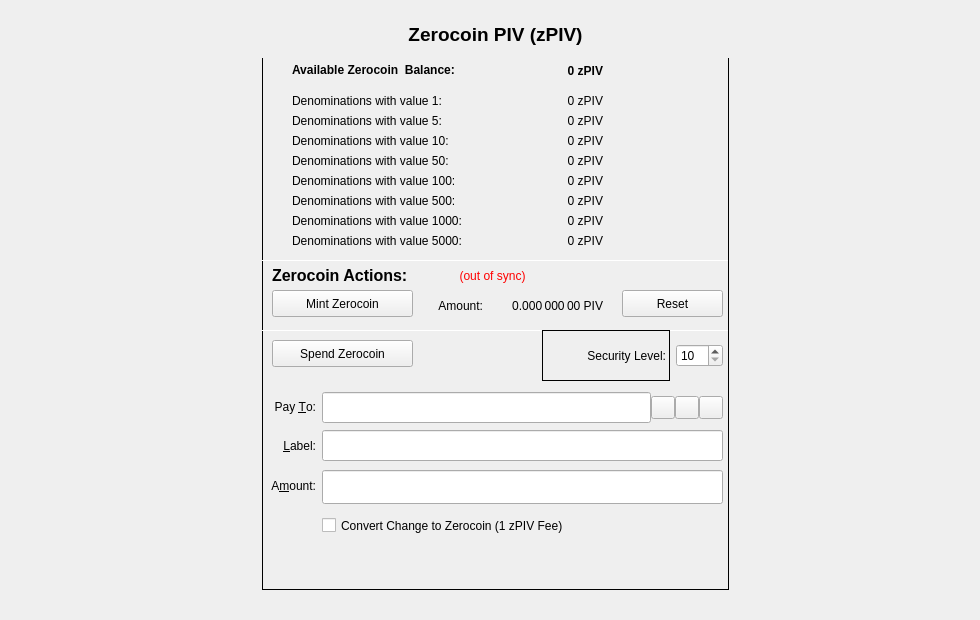
Qt form src/qt/forms/privacydialog.ui (eons-finance/ALQO) before a commit.
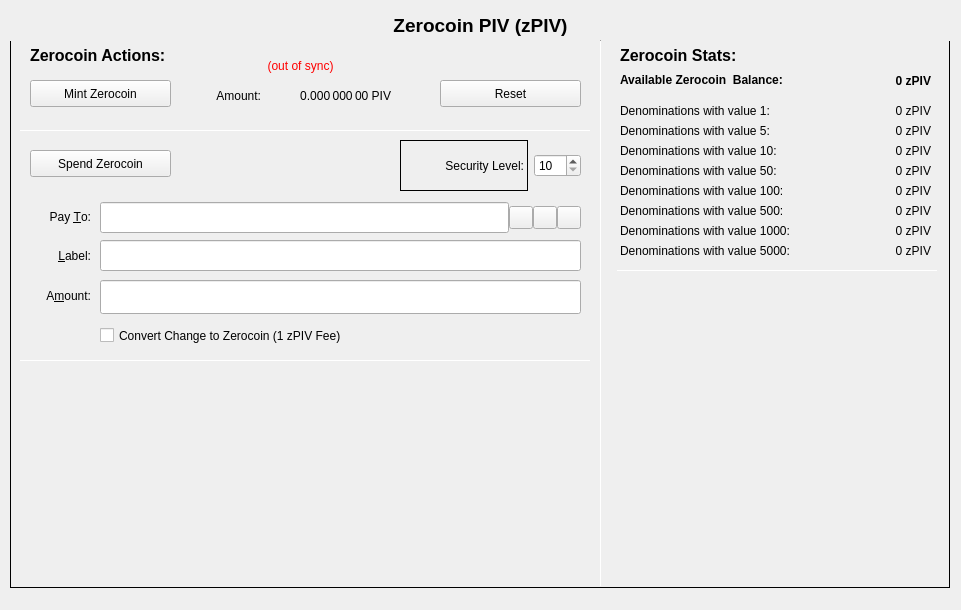
The same form after that commit. Icons and pictures are not drawn. Custom widgets are drawn as their Qt base class.

Commit message: Privacy Tab redesign after Obfuscation removal

```diff
--- a/src/qt/forms/privacydialog.ui
+++ b/src/qt/forms/privacydialog.ui
@@ -9,8 +9,8 @@
    <rect>
     <x>0</x>
     <y>0</y>
-    <width>980</width>
-    <height>620</height>
+    <width>961</width>
+    <height>610</height>
    </rect>
   </property>
   <property name="sizePolicy">
@@ -33,7 +33,10 @@
      <enum>QLayout::SetMaximumSize</enum>
     </property>
     <item>
-     <layout class="QVBoxLayout" name="zPIVLayout">
+     <layout class="QVBoxLayout" name="zPIVLayout" stretch="0">
+      <property name="sizeConstraint">
+       <enum>QLayout::SetDefaultConstraint</enum>
+      </property>
       <item>
        <widget class="QFrame" name="zFrame">
         <property name="sizePolicy">
@@ -44,8 +47,8 @@
         </property>
         <property name="minimumSize">
          <size>
-          <width>467</width>
-          <height>580</height>
+          <width>940</width>
+          <height>578</height>
          </size>
         </property>
         <property name="frameShape">
@@ -62,8 +65,8 @@
           <rect>
            <x>0</x>
            <y>0</y>
-           <width>467</width>
-           <height>48</height>
+           <width>941</width>
+           <height>31</height>
           </rect>
          </property>
          <property name="minimumSize">
@@ -101,8 +104,8 @@
         <widget class="QLabel" name="labelzDenom4Amount">
          <property name="geometry">
           <rect>
-           <x>240</x>
-           <y>140</y>
+           <x>820</x>
+           <y>150</y>
            <width>101</width>
            <height>21</height>
           </rect>
@@ -117,8 +120,8 @@
         <widget class="QLabel" name="labelzDenom3Amount">
          <property name="geometry">
           <rect>
-           <x>240</x>
-           <y>120</y>
+           <x>820</x>
+           <y>130</y>
            <width>101</width>
            <height>21</height>
           </rect>
@@ -133,8 +136,8 @@
         <widget class="QLabel" name="labelzDenom2Amount">
          <property name="geometry">
           <rect>
-           <x>240</x>
-           <y>100</y>
+           <x>820</x>
+           <y>110</y>
            <width>101</width>
            <height>21</height>
           </rect>
@@ -149,8 +152,8 @@
         <widget class="QLabel" name="labelzDenom6Text">
          <property name="geometry">
           <rect>
-           <x>30</x>
-           <y>180</y>
+           <x>610</x>
+           <y>190</y>
            <width>201</width>
            <height>21</height>
           </rect>
@@ -165,8 +168,8 @@
         <widget class="QLabel" name="labelzDenom6Amount">
          <property name="geometry">
           <rect>
-           <x>240</x>
-           <y>180</y>
+           <x>820</x>
+           <y>190</y>
            <width>101</width>
            <height>21</height>
           </rect>
@@ -181,8 +184,8 @@
         <widget class="QLabel" name="labelzDenom1Text">
          <property name="geometry">
           <rect>
-           <x>30</x>
-           <y>80</y>
+           <x>610</x>
+           <y>90</y>
            <width>201</width>
            <height>21</height>
           </rect>
@@ -197,8 +200,8 @@
         <widget class="QLabel" name="labelzDenom4Text">
          <property name="geometry">
           <rect>
-           <x>30</x>
-           <y>140</y>
+           <x>610</x>
+           <y>150</y>
            <width>201</width>
            <height>21</height>
           </rect>
@@ -213,8 +216,8 @@
         <widget class="QLabel" name="labelzDenom5Text">
          <property name="geometry">
           <rect>
-           <x>30</x>
-           <y>160</y>
+           <x>610</x>
+           <y>170</y>
            <width>201</width>
            <height>21</height>
           </rect>
@@ -229,8 +232,8 @@
         <widget class="QLabel" name="labelzDenom3Text">
          <property name="geometry">
           <rect>
-           <x>30</x>
-           <y>120</y>
+           <x>610</x>
+           <y>130</y>
            <width>201</width>
            <height>21</height>
           </rect>
@@ -245,8 +248,8 @@
         <widget class="QLabel" name="labelzAvailableAmount">
          <property name="geometry">
           <rect>
-           <x>240</x>
-           <y>50</y>
+           <x>820</x>
+           <y>60</y>
            <width>101</width>
            <height>21</height>
           </rect>
@@ -267,8 +270,8 @@
         <widget class="QLabel" name="labelzDenom5Amount">
          <property name="geometry">
           <rect>
-           <x>240</x>
-           <y>160</y>
+           <x>820</x>
+           <y>170</y>
            <width>101</width>
            <height>21</height>
           </rect>
@@ -283,8 +286,8 @@
         <widget class="QLabel" name="labelzDenom1Amount">
          <property name="geometry">
           <rect>
-           <x>240</x>
-           <y>80</y>
+           <x>820</x>
+           <y>90</y>
            <width>101</width>
            <height>21</height>
           </rect>
@@ -299,8 +302,8 @@
         <widget class="QLabel" name="labelzDenom2Text">
          <property name="geometry">
           <rect>
-           <x>30</x>
-           <y>100</y>
+           <x>610</x>
+           <y>110</y>
            <width>201</width>
            <height>21</height>
           </rect>
@@ -315,8 +318,8 @@
         <widget class="QLabel" name="labelzAvailableText">
          <property name="geometry">
           <rect>
-           <x>30</x>
-           <y>50</y>
+           <x>610</x>
+           <y>60</y>
            <width>201</width>
            <height>20</height>
           </rect>
@@ -337,8 +340,8 @@
         <widget class="QLabel" name="labelzDenom7Text">
          <property name="geometry">
           <rect>
-           <x>30</x>
-           <y>200</y>
+           <x>610</x>
+           <y>210</y>
            <width>201</width>
            <height>21</height>
           </rect>
@@ -353,8 +356,8 @@
         <widget class="QLabel" name="labelzDenom7Amount">
          <property name="geometry">
           <rect>
-           <x>240</x>
-           <y>200</y>
+           <x>820</x>
+           <y>210</y>
            <width>101</width>
            <height>21</height>
           </rect>
@@ -369,8 +372,8 @@
         <widget class="QLabel" name="labelzDenom8Text">
          <property name="geometry">
           <rect>
-           <x>30</x>
-           <y>220</y>
+           <x>610</x>
+           <y>230</y>
            <width>201</width>
            <height>21</height>
           </rect>
@@ -385,8 +388,8 @@
         <widget class="QLabel" name="labelzDenom8Amount">
          <property name="geometry">
           <rect>
-           <x>240</x>
-           <y>220</y>
+           <x>820</x>
+           <y>230</y>
            <width>101</width>
            <height>21</height>
           </rect>
@@ -398,12 +401,12 @@
           <set>Qt::AlignRight|Qt::AlignTrailing|Qt::AlignVCenter</set>
          </property>
         </widget>
-        <widget class="Line" name="linez1">
+        <widget class="Line" name="hline1">
          <property name="geometry">
           <rect>
-           <x>0</x>
-           <y>250</y>
-           <width>467</width>
+           <x>10</x>
+           <y>120</y>
+           <width>571</width>
            <height>1</height>
           </rect>
          </property>
@@ -414,8 +417,8 @@
         <widget class="QLabel" name="labelzPIVActions">
          <property name="geometry">
           <rect>
-           <x>10</x>
-           <y>250</y>
+           <x>20</x>
+           <y>30</y>
            <width>181</width>
            <height>31</height>
           </rect>
@@ -437,9 +440,9 @@
         <widget class="QLabel" name="labelzPIVSyncStatus">
          <property name="geometry">
           <rect>
-           <x>190</x>
-           <y>250</y>
-           <width>81</width>
+           <x>230</x>
+           <y>40</y>
+           <width>121</width>
            <height>31</height>
           </rect>
          </property>
@@ -459,8 +462,8 @@
         <widget class="QPushButton" name="pushButtonMintzPIV">
          <property name="geometry">
           <rect>
-           <x>10</x>
-           <y>280</y>
+           <x>20</x>
+           <y>70</y>
            <width>141</width>
            <height>27</height>
           </rect>
@@ -475,8 +478,8 @@
         <widget class="QLabel" name="labelzPIVAmountValue">
          <property name="geometry">
           <rect>
-           <x>230</x>
-           <y>280</y>
+           <x>270</x>
+           <y>70</y>
            <width>111</width>
            <height>31</height>
           </rect>
@@ -494,8 +497,8 @@
         <widget class="QLabel" name="labelzPIVAmountText">
          <property name="geometry">
           <rect>
-           <x>160</x>
-           <y>280</y>
+           <x>190</x>
+           <y>70</y>
            <width>61</width>
            <height>31</height>
           </rect>
@@ -510,9 +513,9 @@
         <widget class="QPushButton" name="pushButtonMintReset">
          <property name="geometry">
           <rect>
-           <x>360</x>
-           <y>280</y>
-           <width>101</width>
+           <x>430</x>
+           <y>70</y>
+           <width>141</width>
            <height>27</height>
           </rect>
          </property>
@@ -523,12 +526,12 @@
           <string>Reset</string>
          </property>
         </widget>
-        <widget class="Line" name="linez2">
+        <widget class="Line" name="hline2">
          <property name="geometry">
           <rect>
-           <x>0</x>
-           <y>320</y>
-           <width>467</width>
+           <x>10</x>
+           <y>350</y>
+           <width>571</width>
            <height>1</height>
           </rect>
          </property>
@@ -539,8 +542,8 @@
         <widget class="QPushButton" name="pushButtonSpendzPIV">
          <property name="geometry">
           <rect>
-           <x>10</x>
-           <y>330</y>
+           <x>20</x>
+           <y>140</y>
            <width>141</width>
            <height>27</height>
           </rect>
@@ -555,9 +558,9 @@
         <widget class="QLineEdit" name="addAsLabel">
          <property name="geometry">
           <rect>
-           <x>60</x>
-           <y>420</y>
-           <width>401</width>
+           <x>90</x>
+           <y>230</y>
+           <width>481</width>
            <height>31</height>
           </rect>
          </property>
@@ -568,9 +571,9 @@
         <widget class="QWidget" name="layoutWidget">
          <property name="geometry">
           <rect>
-           <x>60</x>
-           <y>380</y>
-           <width>401</width>
+           <x>90</x>
+           <y>190</y>
+           <width>481</width>
            <height>36</height>
           </rect>
          </property>
@@ -644,9 +647,9 @@
         <widget class="QLabel" name="labelLabel">
          <property name="geometry">
           <rect>
-           <x>0</x>
-           <y>420</y>
-           <width>54</width>
+           <x>10</x>
+           <y>230</y>
+           <width>71</width>
            <height>31</height>
           </rect>
          </property>
@@ -663,9 +666,9 @@
         <widget class="BitcoinAmountField" name="payAmount">
          <property name="geometry">
           <rect>
-           <x>60</x>
-           <y>460</y>
-           <width>401</width>
+           <x>90</x>
+           <y>270</y>
+           <width>481</width>
            <height>34</height>
           </rect>
          </property>
@@ -673,9 +676,9 @@
         <widget class="QLabel" name="payToLabel">
          <property name="geometry">
           <rect>
-           <x>0</x>
-           <y>382</y>
-           <width>54</width>
+           <x>10</x>
+           <y>192</y>
+           <width>71</width>
            <height>30</height>
           </rect>
          </property>
@@ -692,9 +695,9 @@
         <widget class="QLabel" name="amountLabel">
          <property name="geometry">
           <rect>
-           <x>0</x>
-           <y>460</y>
-           <width>54</width>
+           <x>10</x>
+           <y>270</y>
+           <width>71</width>
            <height>31</height>
           </rect>
          </property>
@@ -711,8 +714,8 @@
         <widget class="QWidget" name="layoutWidget_2">
          <property name="geometry">
           <rect>
-           <x>280</x>
-           <y>320</y>
+           <x>390</x>
+           <y>130</y>
            <width>181</width>
            <height>51</height>
           </rect>
@@ -758,8 +761,8 @@
         <widget class="QCheckBox" name="checkBoxMintChange">
          <property name="geometry">
           <rect>
-           <x>60</x>
-           <y>500</y>
+           <x>90</x>
+           <y>310</y>
            <width>401</width>
            <height>31</height>
           </rect>
@@ -768,13 +771,65 @@
           <string>Convert Change to Zerocoin (1 zPIV Fee)</string>
          </property>
         </widget>
+        <widget class="QLabel" name="labelzPIVStats">
+         <property name="geometry">
+          <rect>
+           <x>610</x>
+           <y>30</y>
+           <width>311</width>
+           <height>31</height>
+          </rect>
+         </property>
+         <property name="font">
+          <font>
+           <pointsize>12</pointsize>
+           <weight>75</weight>
+           <bold>true</bold>
+          </font>
+         </property>
+         <property name="text">
+          <string>Zerocoin Stats:</string>
+         </property>
+         <property name="alignment">
+          <set>Qt::AlignLeading|Qt::AlignLeft|Qt::AlignVCenter</set>
+         </property>
+        </widget>
+        <widget class="Line" name="vline1">
+         <property name="geometry">
+          <rect>
+           <x>590</x>
+           <y>30</y>
+           <width>1</width>
+           <height>547</height>
+          </rect>
+         </property>
+         <property name="minimumSize">
+          <size>
+           <width>1</width>
+           <height>547</height>
+          </size>
+         </property>
+         <property name="orientation">
+          <enum>Qt::Vertical</enum>
+         </property>
+        </widget>
+        <widget class="Line" name="line">
+         <property name="geometry">
+          <rect>
+           <x>607</x>
+           <y>260</y>
+           <width>321</width>
+           <height>1</height>
+          </rect>
+         </property>
+         <property name="orientation">
+          <enum>Qt::Horizontal</enum>
+         </property>
+        </widget>
        </widget>
       </item>
      </layout>
     </item>
-    <item>
-     <layout class="QVBoxLayout" name="oPIVLayout"/>
-    </item>
    </layout>
   </widget>
  </widget>
```
The commit also changes 2 other files.
